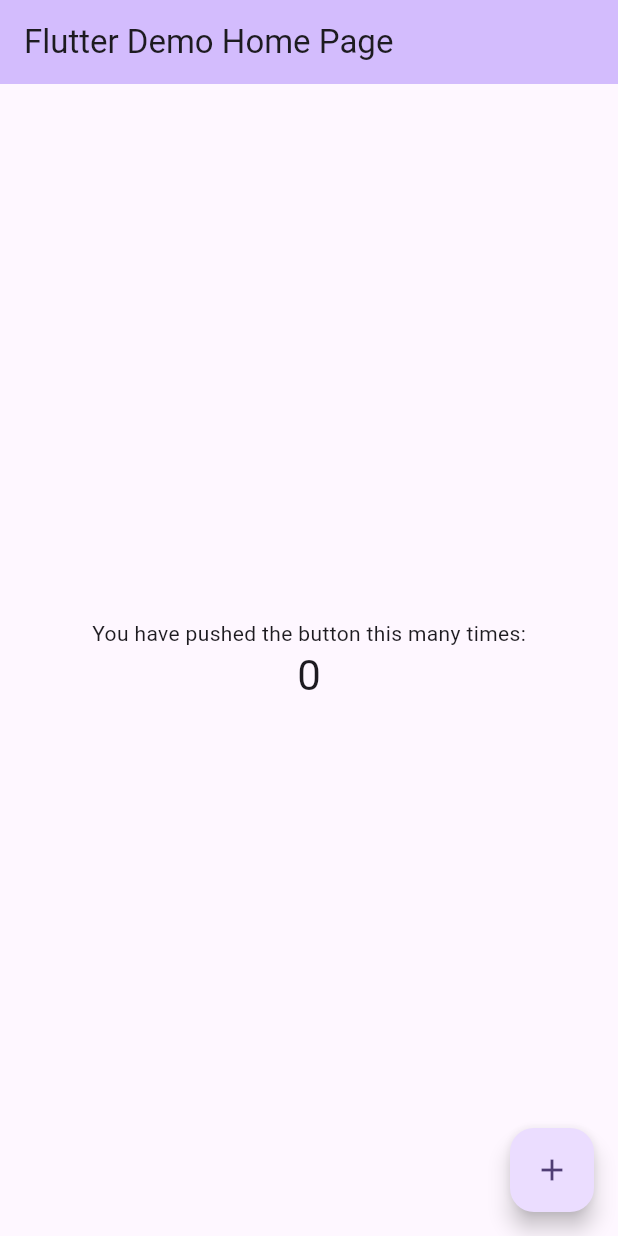
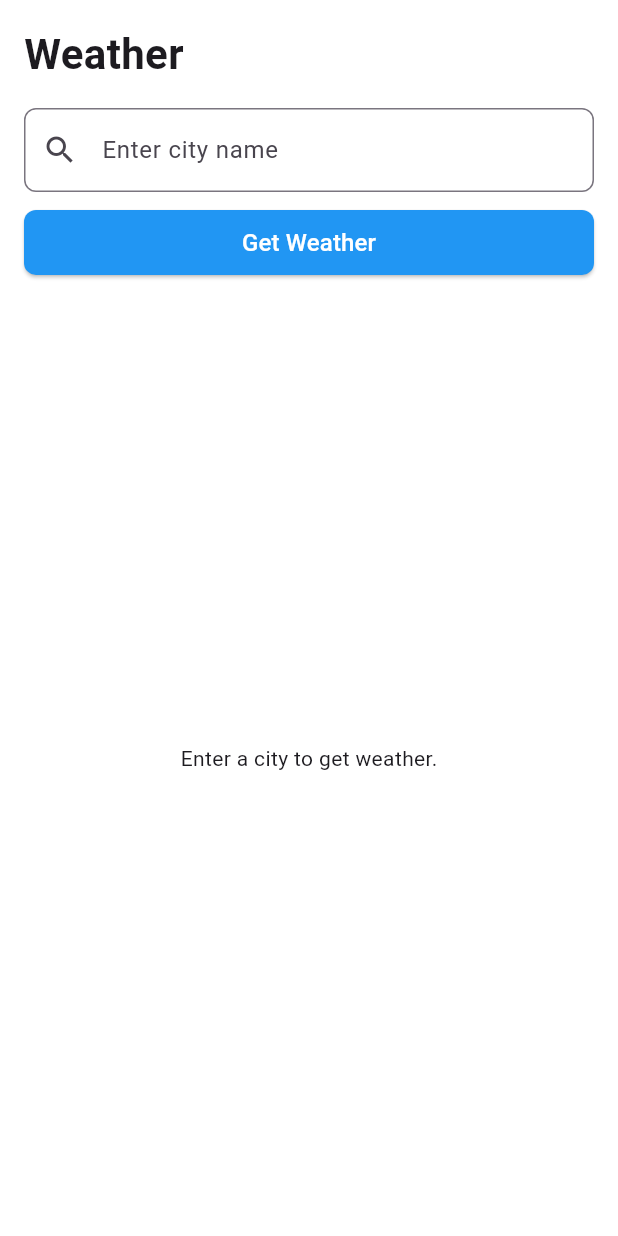
Before and after one commit to ishaquekannoth/weather, a Flutter app: the screen it shows after launch, on a phone screen of 412 x 824 dp. Run offline on Flutter 3.47's test engine with Material 3 defaults, Android fonts, the phone set to English and light mode, and no system bars; our stand-ins replace cached_network_image, dio, flutter_bloc, flutter_screenutil, fpdart, get_it and 2 more; missing offline and left inert: dio_smart_retry.

Commit message:
ui added

```diff
--- a/lib/di.dart
+++ b/lib/di.dart
@@ -8,6 +8,7 @@ import 'package:weather/features/weather/data/repo_impl/remote_ds_impl.dart';
 import 'package:weather/features/weather/data/repo_impl/weather_repo_impl.dart';
 import 'package:weather/features/weather/domain/repositories/i_weather_repo.dart';
 import 'package:weather/features/weather/domain/usecases/weather_usecases.dart';
+import 'package:weather/features/weather/presentation/bloc/weather_bloc.dart';
 
 final GetIt serviceLocator = GetIt.instance;
 
@@ -46,5 +47,8 @@ Future<void> initDependencies() async {
     () => FetchWeatherUseCase(serviceLocator<IWeatherRepo>()),
   );
 
+  serviceLocator.registerFactory<WeatherBloc>(
+    () => WeatherBloc(fetchWeatherUseCase: serviceLocator()),
+  );
   await serviceLocator.allReady();
 }
--- a/lib/features/weather/presentation/bloc/weather_bloc.dart
+++ b/lib/features/weather/presentation/bloc/weather_bloc.dart
@@ -1,13 +1,32 @@
-import 'package:bloc/bloc.dart';
-import 'package:meta/meta.dart';
+import 'package:flutter_bloc/flutter_bloc.dart';
+import 'package:fpdart/fpdart.dart';
+import 'package:weather/core/error/failure.dart';
+import 'package:weather/features/weather/domain/entities/weather_entity.dart';
+import 'package:weather/features/weather/domain/usecases/weather_usecases.dart';
 
 part 'weather_event.dart';
 part 'weather_state.dart';
 
 class WeatherBloc extends Bloc<WeatherEvent, WeatherState> {
-  WeatherBloc() : super(WeatherInitial()) {
-    on<WeatherEvent>((event, emit) {
-      // TODO: implement event handler
-    });
+  final FetchWeatherUseCase fetchWeatherUseCase;
+
+  WeatherBloc({required this.fetchWeatherUseCase}) : super(WeatherInitial()) {
+    on<FetchWeather>(_onFetchWeather);
+  }
+
+  Future<void> _onFetchWeather(
+    FetchWeather event,
+    Emitter<WeatherState> emit,
+  ) async {
+    emit(WeatherLoading());
+
+    final Either<Failure, WeatherEntity> result = await fetchWeatherUseCase(
+      parameters: event.cityName,
+    );
+
+    result.fold(
+      (failure) => emit(WeatherError(failure.message)),
+      (weather) => emit(WeatherLoaded(weather)),
+    );
   }
 }
--- a/lib/features/weather/presentation/bloc/weather_event.dart
+++ b/lib/features/weather/presentation/bloc/weather_event.dart
@@ -1,4 +1,10 @@
 part of 'weather_bloc.dart';
 
-@immutable
-sealed class WeatherEvent {}
+sealed class WeatherEvent {
+  const WeatherEvent();
+}
+
+final class FetchWeather extends WeatherEvent {
+  final String cityName;
+  const FetchWeather(this.cityName);
+}
--- a/lib/features/weather/presentation/bloc/weather_state.dart
+++ b/lib/features/weather/presentation/bloc/weather_state.dart
@@ -1,6 +1,23 @@
 part of 'weather_bloc.dart';
 
-@immutable
-sealed class WeatherState {}
+sealed class WeatherState {
+  const WeatherState();
+}
 
-final class WeatherInitial extends WeatherState {}
+final class WeatherInitial extends WeatherState {
+  const WeatherInitial();
+}
+
+final class WeatherLoading extends WeatherState {
+  const WeatherLoading();
+}
+
+final class WeatherLoaded extends WeatherState {
+  final WeatherEntity weather;
+  const WeatherLoaded(this.weather);
+}
+
+final class WeatherError extends WeatherState {
+  final String message;
+  const WeatherError(this.message);
+}
--- /dev/null
+++ b/lib/features/weather/presentation/pages/weather_page.dart
@@ -0,0 +1,116 @@
+import 'package:flutter/material.dart';
+import 'package:flutter_bloc/flutter_bloc.dart';
+import 'package:flutter_screenutil/flutter_screenutil.dart';
+import 'package:weather/features/weather/presentation/bloc/weather_bloc.dart';
+import 'package:weather/features/weather/presentation/widgets/weather_widgets.dart';
+
+class WeatherPage extends StatefulWidget {
+  const WeatherPage({super.key});
+
+  @override
+  State<WeatherPage> createState() => _WeatherPageState();
+}
+
+class _WeatherPageState extends State<WeatherPage> {
+  final TextEditingController _controller = TextEditingController();
+
+  @override
+  Widget build(BuildContext context) {
+    return Scaffold(
+      backgroundColor: Colors.white,
+      body: SafeArea(
+        child: Padding(
+          padding: const EdgeInsets.all(16),
+          child: Column(
+            crossAxisAlignment: CrossAxisAlignment.start,
+            children: [
+              const Text(
+                "Weather",
+                style: TextStyle(fontSize: 28, fontWeight: FontWeight.bold),
+              ),
+              const SizedBox(height: 16),
+
+              TextField(
+                controller: _controller,
+                decoration: InputDecoration(
+                  hintText: "Enter city name",
+                  prefixIcon: const Icon(Icons.search),
+                  border: OutlineInputBorder(
+                    borderRadius: BorderRadius.circular(8),
+                  ),
+                ),
+              ),
+              const SizedBox(height: 12),
+              SizedBox(
+                width: double.infinity,
+                height: 48.h,
+                child: ElevatedButton(
+                  onPressed: () {
+                    final city = _controller.text.trim();
+                    if (city.isNotEmpty) {
+                      context.read<WeatherBloc>().add(FetchWeather(city));
+                    }
+                  },
+                  style: ElevatedButton.styleFrom(
+                    backgroundColor: Colors.blue,
+                    shape: RoundedRectangleBorder(
+                      borderRadius: BorderRadius.circular(8),
+                    ),
+                  ),
+                  child: const Text(
+                    "Get Weather",
+                    style: TextStyle(fontSize: 16, color: Colors.white),
+                  ),
+                ),
+              ),
+              const SizedBox(height: 20),
+
+              // BlocBuilder for Weather UI
+              Expanded(
+                child: Center(
+                  child: BlocBuilder<WeatherBloc, WeatherState>(
+                    builder: (context, state) {
+                      switch (state) {
+                        case WeatherInitial():
+                          return const Text("Enter a city to get weather.");
+                        case WeatherLoading():
+                          return const CircularProgressIndicator();
+                        case WeatherLoaded(:final weather):
+                          return WeatherPopulated(weather: weather);
+                        case WeatherError(:final message):
+                          return _buildError(message);
+                      }
+                    },
+                  ),
+                ),
+              ),
+            ],
+          ),
+        ),
+      ),
+    );
+  }
+
+  Widget _buildError(String message) {
+    return Container(
+      padding: const EdgeInsets.all(12),
+      decoration: BoxDecoration(
+        color: Colors.red.shade100,
+        borderRadius: BorderRadius.circular(8),
+      ),
+      child: Row(
+        mainAxisSize: MainAxisSize.min,
+        children: [
+          const Icon(Icons.error, color: Colors.red),
+          const SizedBox(width: 8),
+          Flexible(
+            child: Text(
+              message,
+              style: const TextStyle(color: Colors.red, fontSize: 14),
+            ),
+          ),
+        ],
+      ),
+    );
+  }
+}
--- a/lib/main.dart
+++ b/lib/main.dart
@@ -1,14 +1,9 @@
-import 'dart:developer';
-
 import 'package:flutter/material.dart';
-import 'package:fpdart/fpdart.dart' show Either;
+import 'package:flutter_bloc/flutter_bloc.dart';
+import 'package:flutter_screenutil/flutter_screenutil.dart';
 import 'package:weather/di.dart' show initDependencies, serviceLocator;
-import 'package:weather/features/weather/domain/entities/weather_entity.dart'
-    show WeatherEntity;
-
-import 'core/error/failure.dart' show Failure;
-import 'features/weather/domain/usecases/weather_usecases.dart'
-    show FetchWeatherUseCase;
+import 'package:weather/features/weather/presentation/bloc/weather_bloc.dart';
+import 'package:weather/features/weather/presentation/pages/weather_page.dart';
 
 void main() async {
   WidgetsFlutterBinding.ensureInitialized();
@@ -18,69 +13,31 @@ void main() async {
 
 class MyApp extends StatelessWidget {
   const MyApp({super.key});
-
-  // This widget is the root of your application.
   @override
   Widget build(BuildContext context) {
-    return MaterialApp(
-      title: 'Flutter Demo',
-      theme: ThemeData(
-        colorScheme: ColorScheme.fromSeed(seedColor: Colors.deepPurple),
-      ),
-      home: const MyHomePage(title: 'Flutter Demo Home Page'),
-    );
-  }
-}
-
-class MyHomePage extends StatefulWidget {
-  const MyHomePage({super.key, required this.title});
-
-  final String title;
-
-  @override
-  State<MyHomePage> createState() => _MyHomePageState();
-}
-
-class _MyHomePageState extends State<MyHomePage> {
-  int _counter = 0;
-
-  void _incrementCounter() async {
-    _counter++;
-    final FetchWeatherUseCase fetchWeatherUseCase =
-        serviceLocator<FetchWeatherUseCase>();
-
-    const cityName = "Kannur";
-
-    // Call the use case
-    final Either<Failure, WeatherEntity> result = await fetchWeatherUseCase
-        .call(parameters: cityName);
-    log(result.toString());
-  }
-
-  @override
-  Widget build(BuildContext context) {
-    return Scaffold(
-      appBar: AppBar(
-        backgroundColor: Theme.of(context).colorScheme.inversePrimary,
-
-        title: Text(widget.title),
-      ),
-      body: Center(
-        child: Column(
-          mainAxisAlignment: MainAxisAlignment.center,
-          children: <Widget>[
-            const Text('You have pushed the button this many times:'),
-            Text(
-              '$_counter',
-              style: Theme.of(context).textTheme.headlineMedium,
-            ),
-          ],
+    return ScreenUtilInit(
+      designSize: Size(411.4, 914.3),
+      splitScreenMode: false,
+      enableScaleText: () => true,
+      enableScaleWH: () => true,
+      ensureScreenSize: true,
+      fontSizeResolver: (fontSize, instance) => fontSize * 1,
+      minTextAdapt: true,
+      rebuildFactor: (old, data) => old != data,
+      useInheritedMediaQuery: true,
+      child: MultiBlocProvider(
+        providers: [
+          BlocProvider<WeatherBloc>(
+            create: (BuildContext context) => serviceLocator<WeatherBloc>(),
+          ),
+        ],
+        child: MaterialApp(
+          title: 'Weather App',
+          theme: ThemeData(
+            colorScheme: ColorScheme.fromSeed(seedColor: Colors.deepPurple),
+          ),
+          home: WeatherPage(),
         ),
-      ),
-      floatingActionButton: FloatingActionButton(
-        onPressed: _incrementCounter,
-        tooltip: 'Increment',
-        child: const Icon(Icons.add),
       ),
     );
   }
```
Also changed, not shown: lib/features/weather/presentation/widgets/weather_widgets.dart (added, +182 -0 lines).
